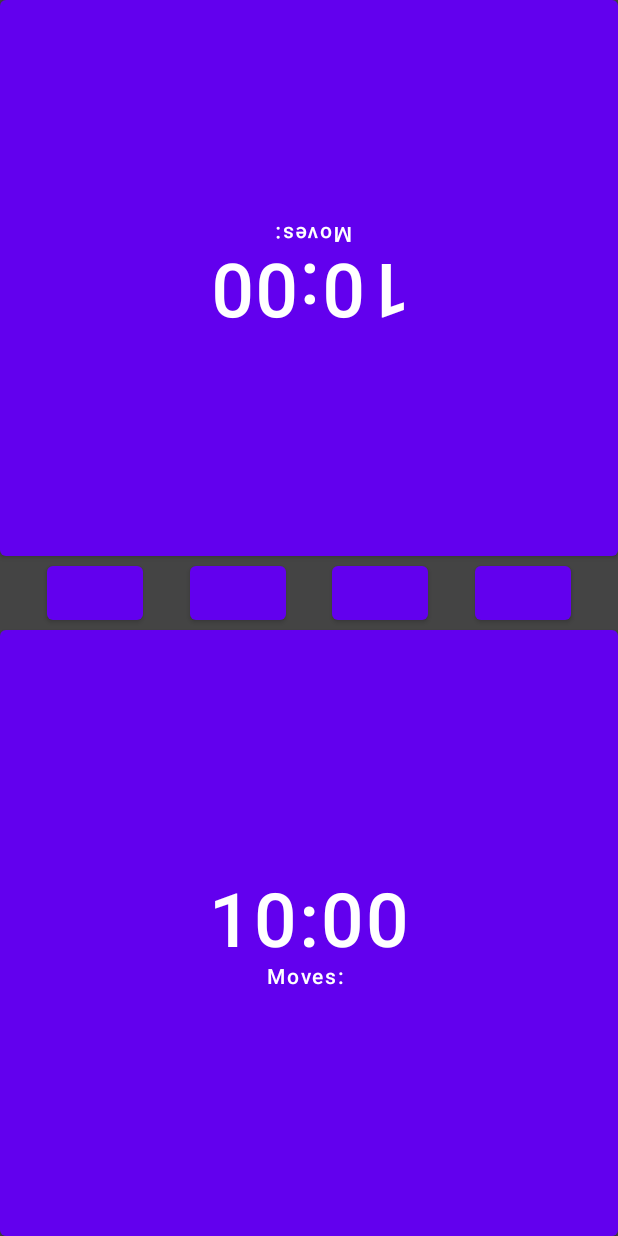
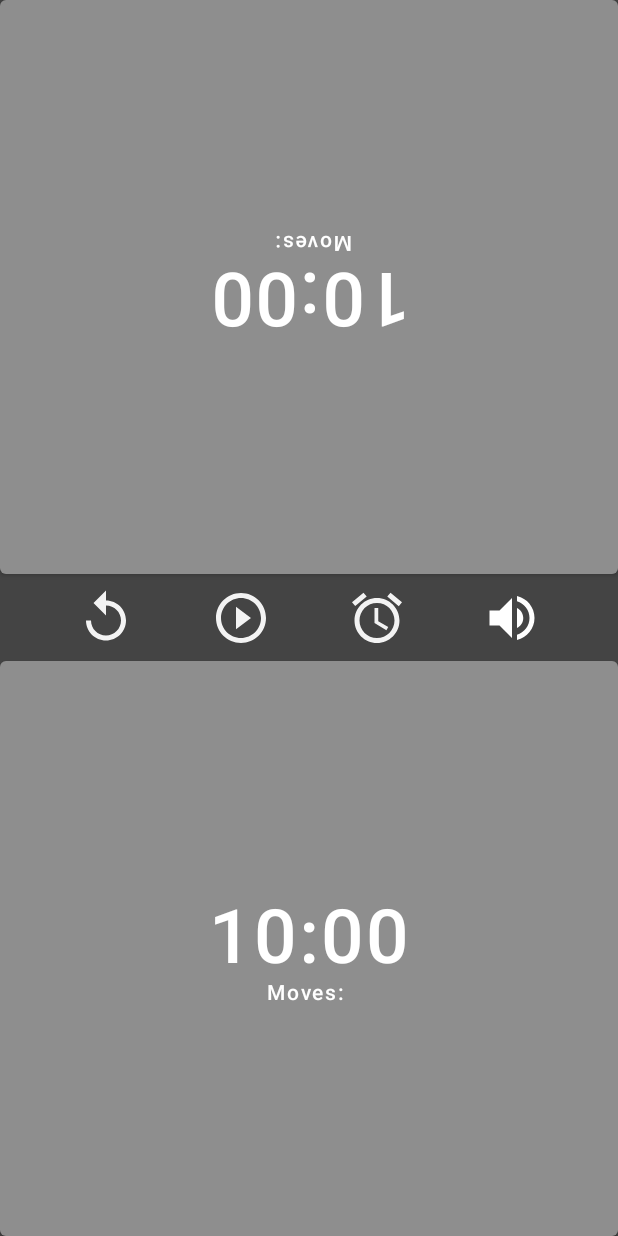
Before and after one commit to krsteetc/android_chess_clock, an Android app built with Jetpack Compose: the screen it shows after launch (MainActivity), on a phone screen of 412 x 824 dp. Run offline under Robolectric (Android 15) with nearby library versions, the phone set to English and light mode, and no system bars.

Commit message:
Fixed the issues with UI

```diff
--- a/app/src/main/java/com/fict/myapplication/chessclock/MainActivity.kt
+++ b/app/src/main/java/com/fict/myapplication/chessclock/MainActivity.kt
@@ -6,11 +6,13 @@ import androidx.activity.compose.setContent
 import androidx.compose.foundation.layout.*
 import androidx.compose.material.*
 import androidx.compose.runtime.Composable
+import androidx.compose.ui.Alignment
 import androidx.compose.ui.Modifier
 import androidx.compose.ui.graphics.Color
 import androidx.compose.ui.tooling.preview.Preview
 import androidx.compose.ui.unit.dp
 import com.fict.myapplication.chessclock.ui.theme.ChessClockTheme
+import java.time.Clock
 
 class MainActivity : ComponentActivity() {
     override fun onCreate(savedInstanceState: Bundle?) {
@@ -29,35 +31,48 @@ class MainActivity : ComponentActivity() {
         }
     }
 }
-
 @Composable
 fun MainScreen(){
+   // val button1 = ClockButton(rotateAngle = 180f, checkIt = false, countTime = button2.Modifier)
+  //  val button2 = ClockButton(rotateAngle = 0f, checkIt = true, countTime = button1.Modifier)
     Surface(
         color = Color.DarkGray,
         modifier = Modifier.fillMaxSize()
     ){
+
         Column (
-            modifier = Modifier.fillMaxSize(),
-            verticalArrangement = Arrangement.spacedBy(2.dp)
+
+            modifier = Modifier.fillMaxSize()
                 ) {
 
-            ClockButton(0.45f,180f,false)
+            Column(Modifier.weight(46.5f)) {
+                ClockButton(180f,false)
+            }
+
+
             Row(
-                modifier = Modifier
-                    .fillMaxWidth()
-                    .fillMaxHeight(0.1f),
-                horizontalArrangement = Arrangement.SpaceEvenly
+
+                modifier = Modifier.weight(7f),
+
             ) {
 
-                ResetButton()
-                PlayButton()
-                TimeButton()
-                SoundButton()
+                Row(
+                    modifier = Modifier.fillMaxSize(),
+                    horizontalArrangement = Arrangement.SpaceEvenly,
+                    verticalAlignment = Alignment.CenterVertically
+
+                ) {
+                    ResetButton()
+                    PlayButton()
+                    TimeButton()
+                    SoundButton()
+                }
+
             }
-            Column(
-                modifier = Modifier.fillMaxSize()
-            ) {
-                ClockButton(1f, 0f, true)
+
+
+            Column(Modifier.weight(46.5f)) {
+                ClockButton(0f,true)
             }
 
         }
--- a/app/src/main/java/com/fict/myapplication/chessclock/MainButtons.kt
+++ b/app/src/main/java/com/fict/myapplication/chessclock/MainButtons.kt
@@ -1,5 +1,7 @@
 package com.fict.myapplication.chessclock
 
+import androidx.compose.foundation.Image
+import androidx.compose.foundation.clickable
 import androidx.compose.foundation.layout.*
 import androidx.compose.material.Button
 import androidx.compose.material.Text
@@ -7,20 +9,24 @@ import androidx.compose.runtime.Composable
 import androidx.compose.ui.Alignment
 import androidx.compose.ui.Modifier
 import androidx.compose.ui.draw.rotate
+import androidx.compose.ui.res.painterResource
+import androidx.compose.ui.unit.dp
 import androidx.compose.ui.unit.sp
 
 @Composable
-fun ClockButton(size : Float, rotateAngle : Float, checkIt : Boolean){
+fun ClockButton(rotateAngle : Float, checkIt : Boolean){
 
-    Button(onClick = { /*TODO*/ },
+    Button(onClick = {
+                   //Modif  countTime.background(DarkGreen)
+                     },
 
         modifier = Modifier
             .fillMaxWidth()
-            .fillMaxHeight(size)) {
+            .fillMaxHeight()){
 
         Column(
 
-            modifier = Modifier.fillMaxSize(),
+            modifier = Modifier.weight(45f),
             verticalArrangement = Arrangement.Center,
             horizontalAlignment = Alignment.CenterHorizontally
 
@@ -59,30 +65,46 @@ fun ClockButton(size : Float, rotateAngle : Float, checkIt : Boolean){
 
 @Composable
 fun PlayButton(){
-    Button(onClick = { /*TODO*/ }) {
+    Image(
+        painterResource(R.drawable.play_button),
+        contentDescription = "",
+        modifier = Modifier
+            .size(40.dp)
+            .clickable { /*TODO*/ }
+    )
 
-        //Icon(painter = painterResource(id = R.drawable.play_button), contentDescription = "play")
-    }
 }
 
 
 @Composable
 fun ResetButton(){
-    Button(onClick = { /*TODO*/ }) {
-
-    }
+    Image(
+        painterResource(R.drawable.replay_button),
+        contentDescription = "",
+        modifier = Modifier
+            .size(40.dp)
+            .clickable { /*TODO*/ }
+    )
 }
 
 @Composable
 fun TimeButton(){
-    Button(onClick = { /*TODO*/ }) {
-
-    }
+    Image(
+        painterResource(R.drawable.time_button),
+        contentDescription = "",
+        modifier = Modifier
+            .size(40.dp)
+            .clickable { /*TODO*/ }
+    )
 }
 
 @Composable
 fun SoundButton(){
-    Button(onClick = { /*TODO*/ }) {
-
-    }
+    Image(
+        painterResource(R.drawable.sound_button),
+        contentDescription = "",
+        modifier = Modifier
+            .size(40.dp)
+            .clickable { /*TODO*/ }
+    )
 }
--- a/app/src/main/java/com/fict/myapplication/chessclock/ui/theme/Color.kt
+++ b/app/src/main/java/com/fict/myapplication/chessclock/ui/theme/Color.kt
@@ -6,3 +6,7 @@ val Purple200 = Color(0xFFBB86FC)
 val Purple500 = Color(0xFF6200EE)
 val Purple700 = Color(0xFF3700B3)
 val Teal200 = Color(0xFF03DAC5)
+val LightGray = Color(0xFFCDCDCD)
+val DarkGray = Color(0xFF686868)
+val MidGray = Color(0xFF8E8E8E)
+val DarkGreen = Color(0xFF11A000)
--- a/app/src/main/java/com/fict/myapplication/chessclock/ui/theme/Theme.kt
+++ b/app/src/main/java/com/fict/myapplication/chessclock/ui/theme/Theme.kt
@@ -5,17 +5,18 @@ import androidx.compose.material.MaterialTheme
 import androidx.compose.material.darkColors
 import androidx.compose.material.lightColors
 import androidx.compose.runtime.Composable
+import androidx.compose.ui.graphics.Color
 
 private val DarkColorPalette = darkColors(
-    primary = Purple200,
-    primaryVariant = Purple700,
-    secondary = Teal200
+    primary = MidGray,
+    primaryVariant = DarkGray,
+    secondary = LightGray
 )
 
 private val LightColorPalette = lightColors(
-    primary = Purple500,
-    primaryVariant = Purple700,
-    secondary = Teal200
+    primary = MidGray,
+    primaryVariant = DarkGray,
+    secondary = LightGray
 
     /* Other default colors to override
     background = Color.White,
```
